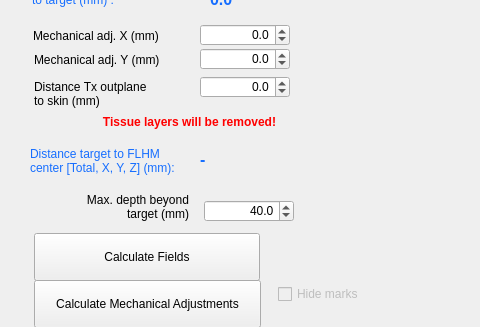
Before: the Qt Designer form BabelBrain/Babel_SingleTx/form.ui in ProteusMRIgHIFU/BabelBrain, drawn with Qt 5; both pictures show x 0 to 480 and y 146 to 473 of the 1247 by 473 pixel window.
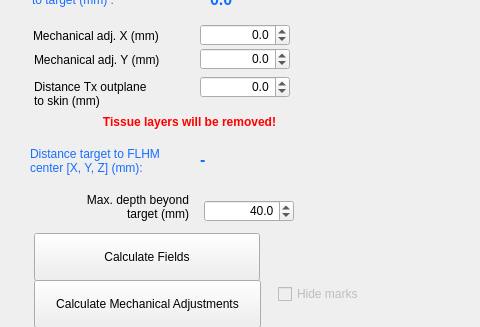
After: the same form once the commit is applied.

The edit to the form file:
```diff
--- a/BabelBrain/Babel_SingleTx/form.ui
+++ b/BabelBrain/Babel_SingleTx/form.ui
@@ -486,7 +486,7 @@
    </property>
    <property name="text">
     <string>Distance target to FLHM
-center [Total, X, Y, Z] (mm):</string>
+center [X, Y, Z] (mm):</string>
    </property>
    <property name="indent">
     <number>0</number>
```
